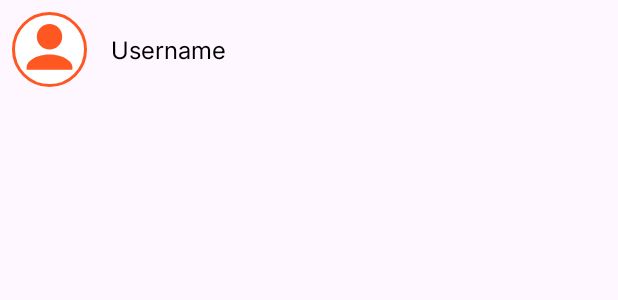
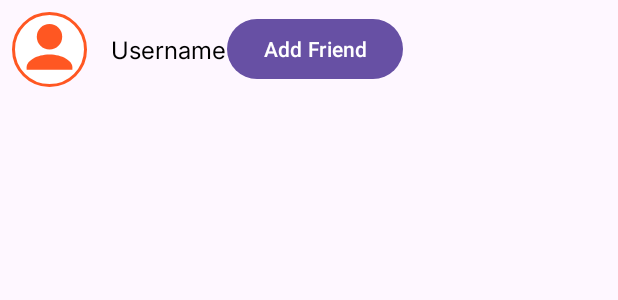
Before and after one commit to sgraa/localink-fp-mobile, an Android app: the layout item_friend.xml on its own in the app's theme, with its tools: preview values and no code run, on a phone screen of 412 x 824 dp. Shown: the top 300 px of the screen. Run offline under Robolectric (Android 15) with nearby library versions, the phone set to English and light mode, and no system bars.

Commit message:
button add friend

```diff
--- a/app/src/main/res/layout/item_friend.xml
+++ b/app/src/main/res/layout/item_friend.xml
@@ -39,4 +39,11 @@
         android:textSize="16sp"
         android:textColor="@android:color/black"
         android:fontFamily="@font/inter_regular" />
+
+    <Button
+        android:id="@+id/add_friend_button"
+        android:layout_width="wrap_content"
+        android:layout_height="wrap_content"
+        android:text="Add Friend"
+        android:visibility="visible" />
 </LinearLayout>
```
Also changed, not shown: app/src/main/java/com/example/localink/FriendsActivity.java (+14 -11 lines), app/src/main/java/com/example/localink/FriendsAdapter.java (+23 -8 lines).
